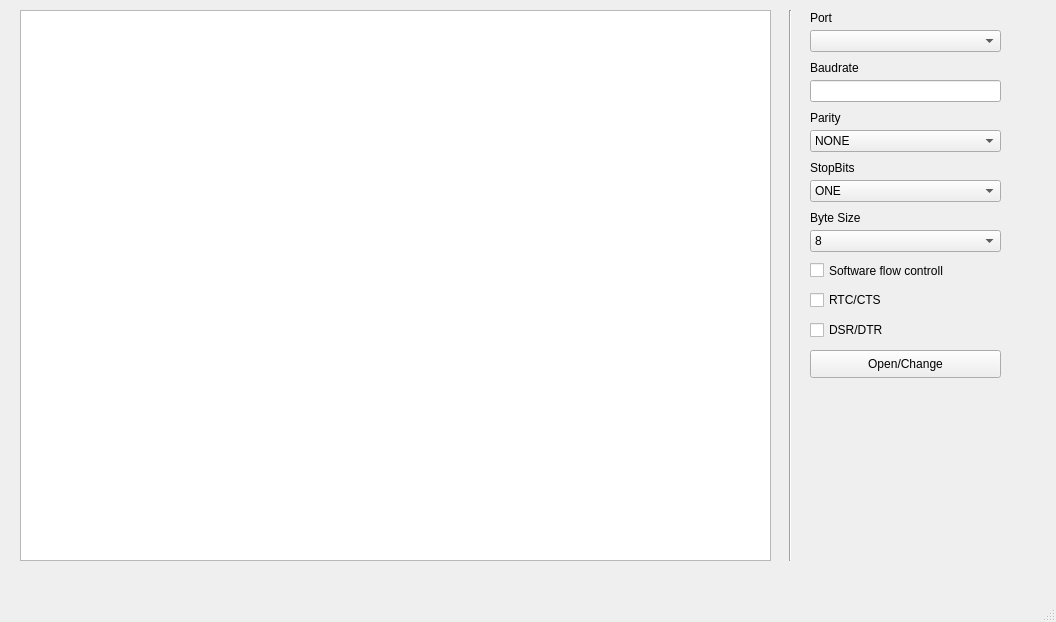
krzpch/Cereal-Monitor, file src/cereal_monitor/MainGUI.ui: the form before one commit.
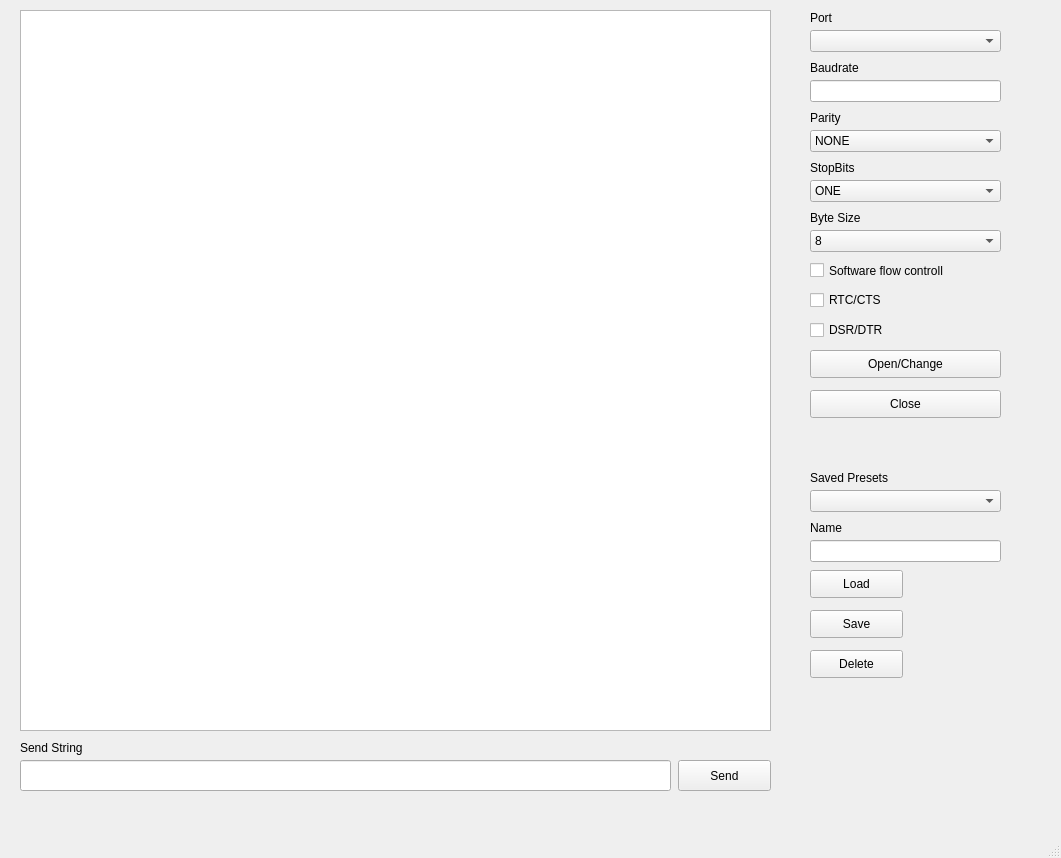
The form after the commit.

Patch:
```diff
--- a/src/cereal_monitor/MainGUI.ui
+++ b/src/cereal_monitor/MainGUI.ui
@@ -6,8 +6,8 @@
    <rect>
     <x>0</x>
     <y>0</y>
-    <width>1056</width>
-    <height>622</height>
+    <width>1061</width>
+    <height>858</height>
    </rect>
   </property>
   <property name="windowTitle">
@@ -228,26 +228,13 @@
      <string>Byte Size</string>
     </property>
    </widget>
-   <widget class="Line" name="line">
-    <property name="geometry">
-     <rect>
-      <x>780</x>
-      <y>10</y>
-      <width>20</width>
-      <height>551</height>
-     </rect>
-    </property>
-    <property name="orientation">
-     <enum>Qt::Vertical</enum>
-    </property>
-   </widget>
    <widget class="QTextEdit" name="TextWindow">
     <property name="geometry">
      <rect>
       <x>20</x>
       <y>10</y>
       <width>751</width>
-      <height>551</height>
+      <height>721</height>
      </rect>
     </property>
    </widget>
@@ -264,6 +251,140 @@
      <string>Open/Change</string>
     </property>
    </widget>
+   <widget class="QPushButton" name="pushButton">
+    <property name="geometry">
+     <rect>
+      <x>810</x>
+      <y>390</y>
+      <width>191</width>
+      <height>28</height>
+     </rect>
+    </property>
+    <property name="text">
+     <string>Close</string>
+    </property>
+   </widget>
+   <widget class="QPushButton" name="pushButton_2">
+    <property name="geometry">
+     <rect>
+      <x>810</x>
+      <y>610</y>
+      <width>93</width>
+      <height>28</height>
+     </rect>
+    </property>
+    <property name="text">
+     <string>Save</string>
+    </property>
+   </widget>
+   <widget class="QComboBox" name="comboBox">
+    <property name="geometry">
+     <rect>
+      <x>810</x>
+      <y>490</y>
+      <width>191</width>
+      <height>22</height>
+     </rect>
+    </property>
+   </widget>
+   <widget class="QLineEdit" name="lineEdit">
+    <property name="geometry">
+     <rect>
+      <x>810</x>
+      <y>540</y>
+      <width>191</width>
+      <height>22</height>
+     </rect>
+    </property>
+   </widget>
+   <widget class="QPushButton" name="pushButton_3">
+    <property name="geometry">
+     <rect>
+      <x>810</x>
+      <y>570</y>
+      <width>93</width>
+      <height>28</height>
+     </rect>
+    </property>
+    <property name="text">
+     <string>Load</string>
+    </property>
+   </widget>
+   <widget class="QPushButton" name="pushButton_4">
+    <property name="geometry">
+     <rect>
+      <x>810</x>
+      <y>650</y>
+      <width>93</width>
+      <height>28</height>
+     </rect>
+    </property>
+    <property name="text">
+     <string>Delete</string>
+    </property>
+   </widget>
+   <widget class="QLabel" name="label">
+    <property name="geometry">
+     <rect>
+      <x>810</x>
+      <y>470</y>
+      <width>191</width>
+      <height>16</height>
+     </rect>
+    </property>
+    <property name="text">
+     <string>Saved Presets</string>
+    </property>
+   </widget>
+   <widget class="QLabel" name="label_2">
+    <property name="geometry">
+     <rect>
+      <x>810</x>
+      <y>520</y>
+      <width>55</width>
+      <height>16</height>
+     </rect>
+    </property>
+    <property name="text">
+     <string>Name</string>
+    </property>
+   </widget>
+   <widget class="QPushButton" name="pushButton_5">
+    <property name="geometry">
+     <rect>
+      <x>678</x>
+      <y>760</y>
+      <width>93</width>
+      <height>31</height>
+     </rect>
+    </property>
+    <property name="text">
+     <string>Send</string>
+    </property>
+   </widget>
+   <widget class="QLineEdit" name="lineEdit_2">
+    <property name="geometry">
+     <rect>
+      <x>20</x>
+      <y>760</y>
+      <width>651</width>
+      <height>31</height>
+     </rect>
+    </property>
+   </widget>
+   <widget class="QLabel" name="label_3">
+    <property name="geometry">
+     <rect>
+      <x>20</x>
+      <y>740</y>
+      <width>651</width>
+      <height>16</height>
+     </rect>
+    </property>
+    <property name="text">
+     <string>Send String</string>
+    </property>
+   </widget>
   </widget>
   <widget class="QStatusBar" name="statusbar"/>
   <widget class="QMenuBar" name="menubar">
```
Left out of the diff: 2 changed lines with no effect on the pictures.
